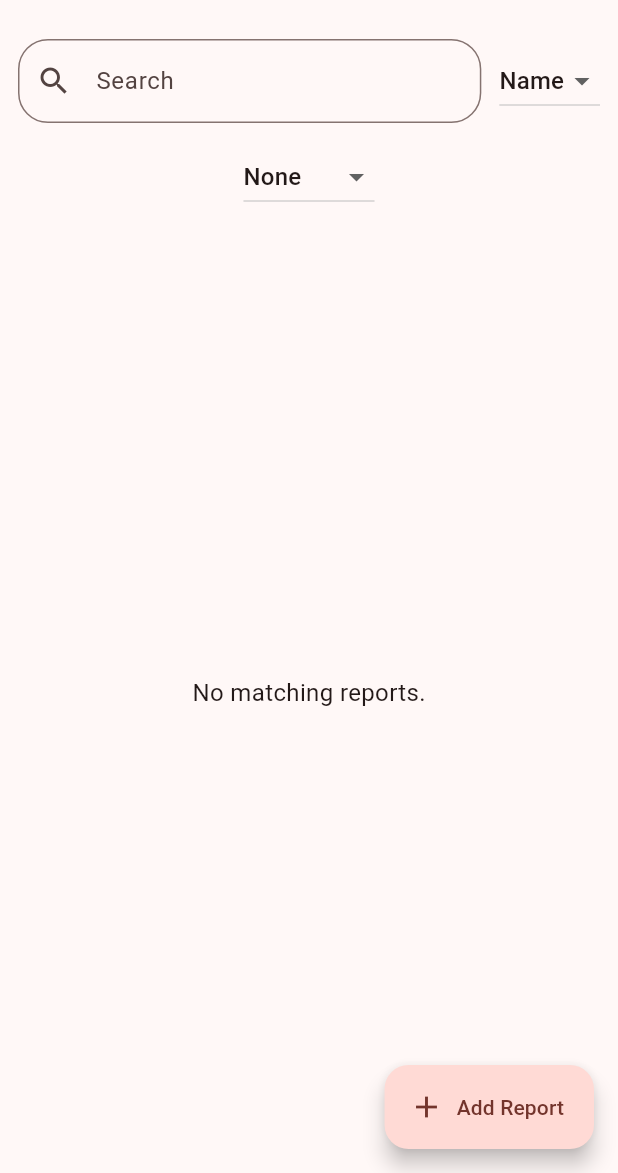
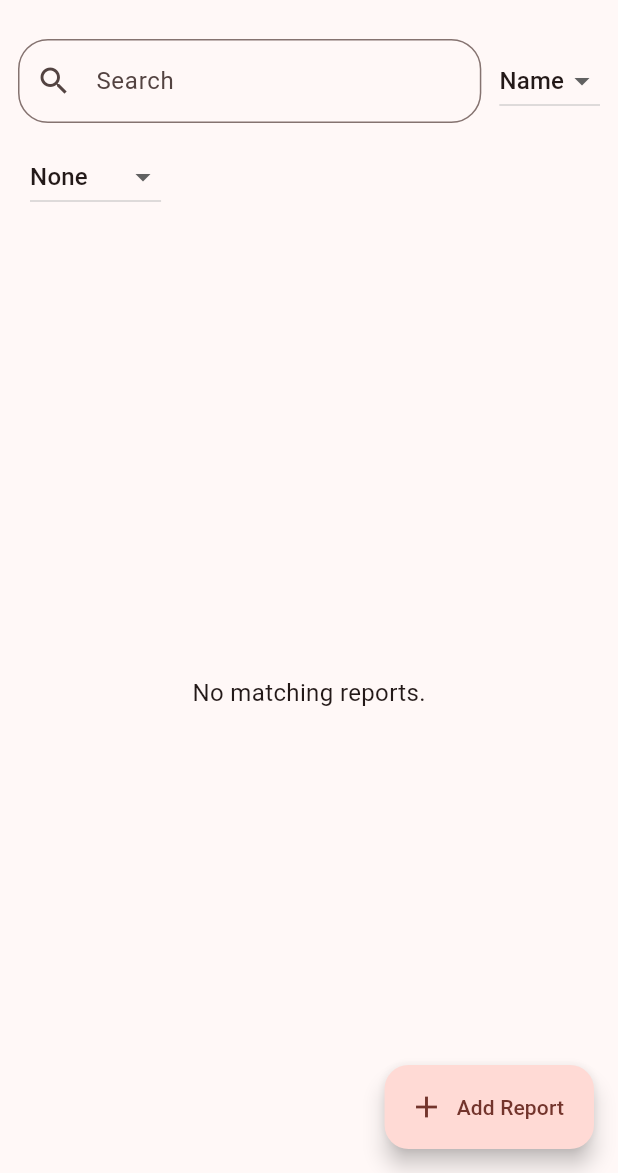
Before and after one commit to ByggL/samueliot_immocheck, a Flutter app: the screen it shows after launch, on a phone screen of 412 x 824 dp, the part 63-1236 px from its top. Run offline on Flutter 3.47's test engine with Material 3 defaults, Android fonts, the phone set to English and light mode, and no system bars; our stand-ins replace flutter_secure_storage, image_picker, pdf, permission_handler, printing, share_plus and 1 more.

Commit message:
Minor UI adjustement

```diff
--- a/lib/ui/homepage/report_list.dart
+++ b/lib/ui/homepage/report_list.dart
@@ -131,6 +131,11 @@ class _ReportListState extends State<ReportList> {
             ),
           ),
 
+          Align(
+            alignment: Alignment.centerLeft,
+            child: Row(
+              children: [
+                const SizedBox(width: 20),
                 DropdownButton<String>(
                   value: _filterValue,
                   onChanged: (value) {
@@ -140,9 +145,15 @@ class _ReportListState extends State<ReportList> {
                   },
                   items: const [
                     DropdownMenuItem(value: 'none', child: Text('None')),
-              DropdownMenuItem(value: 'inprogress', child: Text('En cours')),
+                    DropdownMenuItem(
+                      value: 'inprogress',
+                      child: Text('En cours'),
+                    ),
                     DropdownMenuItem(value: 'finished', child: Text('Terminé')),
                   ],
+                ),
+              ],
+            ),
           ),
 
           // 📋 Report list
```
Lines whose indentation alone changed are shown as unchanged.
